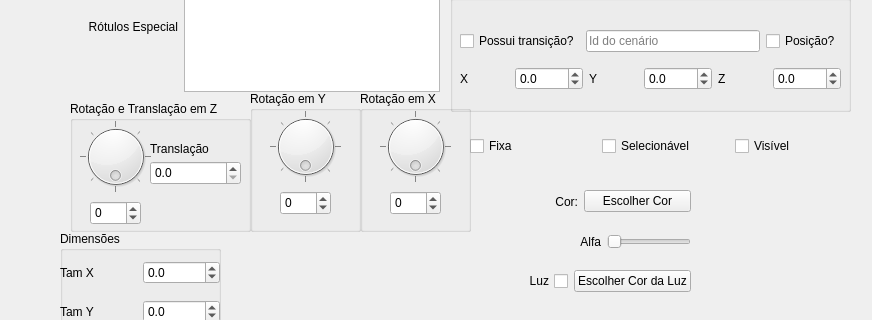
Old version of the form ifg/qt/ui/forma.ui in the repository matferib/tabuleiro-virtual; both pictures show x 0 to 872 and y 139 to 459 of the 872 by 561 pixel window.
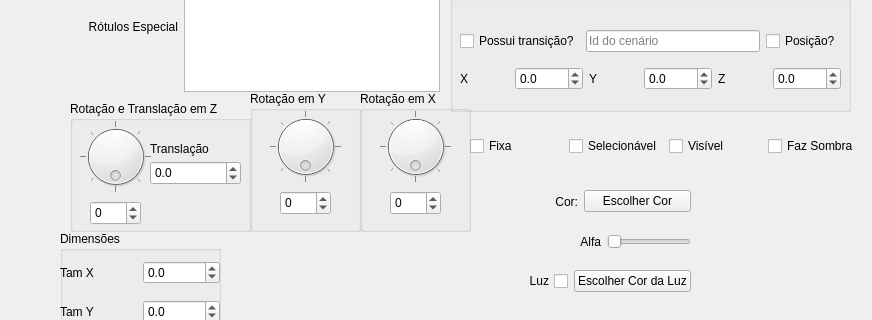
New version of the form.

Commit message: checkbox de sombra de entidade

Diff of the .ui file:
```diff
--- a/ifg/qt/ui/forma.ui
+++ b/ifg/qt/ui/forma.ui
@@ -267,6 +267,9 @@
     <property name="decimals">
      <number>1</number>
     </property>
+    <property name="minimum">
+     <double>-100.000000000000000</double>
+    </property>
     <property name="maximum">
      <double>100.000000000000000</double>
     </property>
@@ -586,6 +589,16 @@
       </property>
      </widget>
     </item>
+    <item>
+     <widget class="QCheckBox" name="checkbox_faz_sombra">
+      <property name="toolTip">
+       <string>Se verdadeiro, nao sera movel. Selecionavel apenas com duplo clique.</string>
+      </property>
+      <property name="text">
+       <string>Faz Sombra</string>
+      </property>
+     </widget>
+    </item>
    </layout>
   </widget>
   <widget class="QWidget" name="layoutWidget_2">
```
The commit also changes 3 other files.
